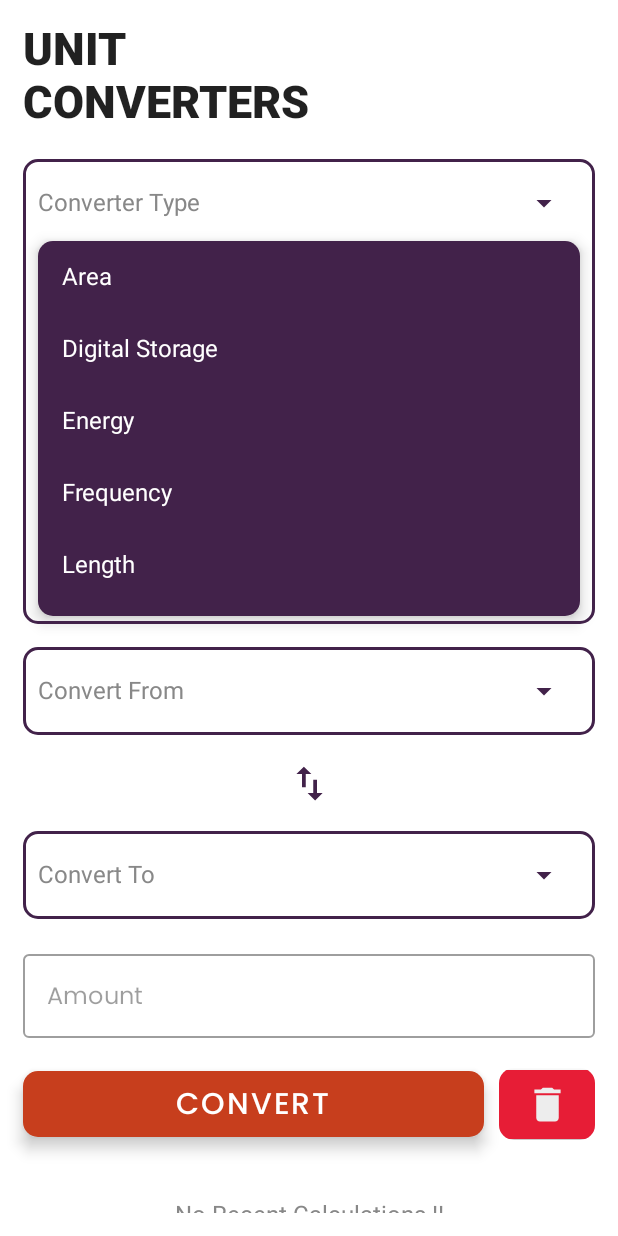
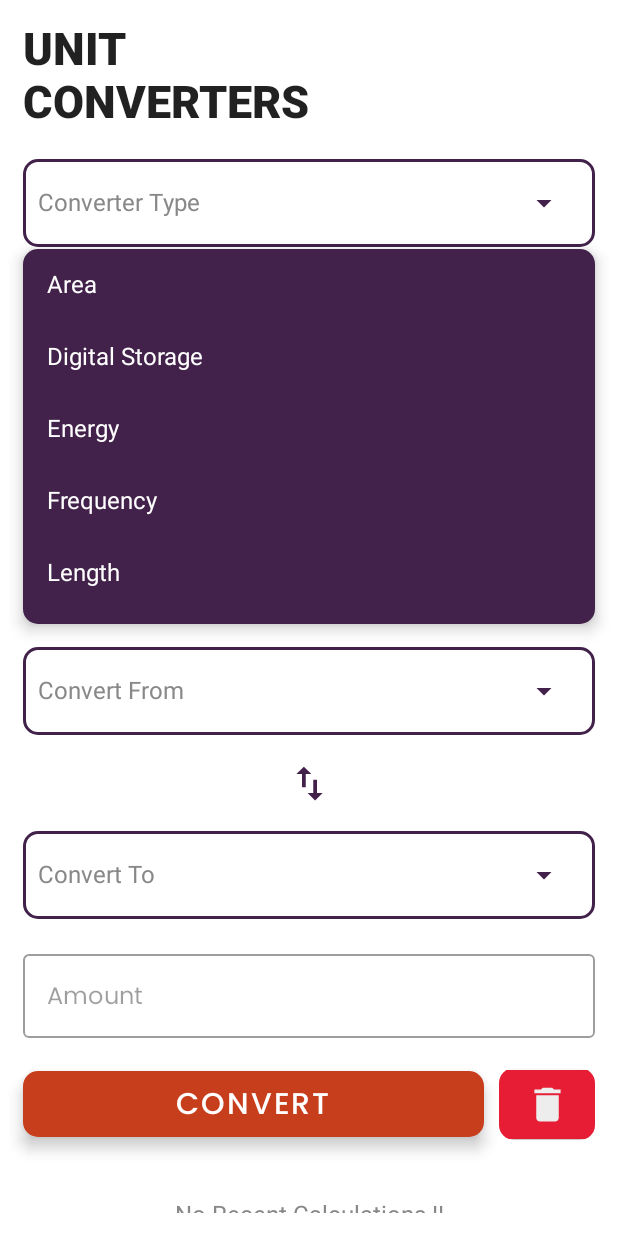
Before and after one commit to liaojie1314/ConverterCompose, an Android app built with Jetpack Compose: the screen it shows after launch (MainActivity), after a tap on "Converter Type", on a phone screen of 412 x 824 dp. Run offline under Robolectric (Android 15) with nearby library versions, the phone set to English and light mode, and no system bars.

Commit message:
deal with some bug

```diff
--- a/app/build.gradle
+++ b/app/build.gradle
@@ -6,6 +6,9 @@ plugins {
 android {
     compileSdk 31
 
+    dexOptions {
+        javaMaxHeapSize "4g"
+    }
     defaultConfig {
         applicationId "com.example.unitconvertercompose"
         minSdk 21
--- a/app/src/main/java/com/example/unitconvertercompose/composables/DropDownBox.kt
+++ b/app/src/main/java/com/example/unitconvertercompose/composables/DropDownBox.kt
@@ -16,7 +16,7 @@ import androidx.compose.ui.draw.clip
 import androidx.compose.ui.graphics.Color
 import androidx.compose.ui.unit.dp
 
-@OptIn(ExperimentalAnimationApi::class)
+@ExperimentalAnimationApi
 @Composable
 fun DropDownBox(
     dropDownList: List<String>,
@@ -27,7 +27,9 @@ fun DropDownBox(
     expandStatus: (Boolean) -> Unit = {},
     valueChange: (String) -> Unit = {}
 ) {
-    Column(modifier = Modifier
+    Column {
+        Box(
+            modifier = Modifier
                 .border(
                     width = 2.dp,
                     color = MaterialTheme.colors.primary,
@@ -39,14 +41,15 @@ fun DropDownBox(
                 )
                 .clickable {
                     expandStatus(!isExpanded)
-        }) {
+                }
+        ) {
             Row(
                 modifier = Modifier
                     .fillMaxWidth(),
                 horizontalArrangement = Arrangement.SpaceBetween,
                 verticalAlignment = Alignment.CenterVertically
             ) {
-            if (textValue.isBlank()) {
+                if (textValue.isBlank())
                     Text(
                         text = labelText,
                         color = Color.Gray
@@ -63,6 +66,7 @@ fun DropDownBox(
                 }
             }
         }
+
         AnimatedVisibility(visible = isExpanded) {
             Card(
                 modifier = Modifier
@@ -90,6 +94,7 @@ fun DropDownBox(
                                 style = MaterialTheme.typography.body1
                             )
                         }
+
                     }
                 }
             }
```
Also changed, not shown: gradle.properties (+7 -3 lines). Lines whose indentation alone changed are shown as unchanged.
